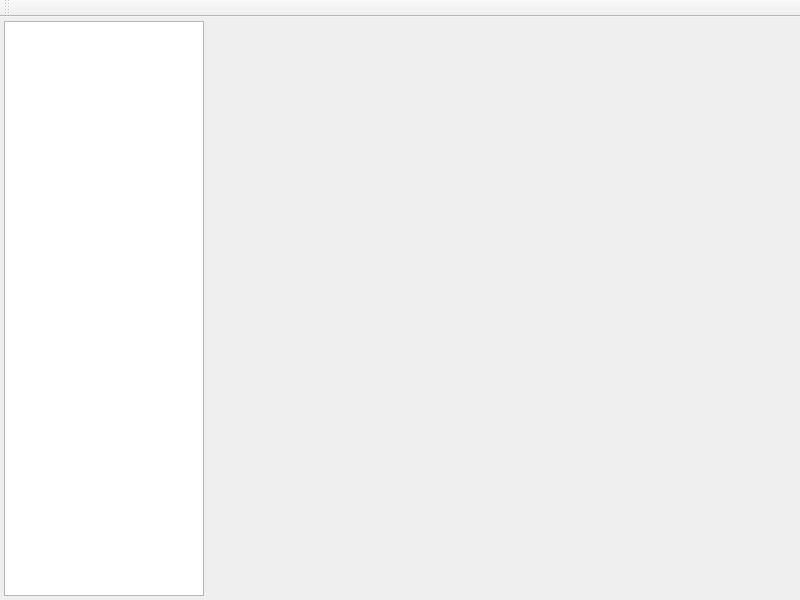
This is src/main/mainwindow.ui in Gris87/TInvestor as Qt 5 draws it before an edit. The edited form follows.
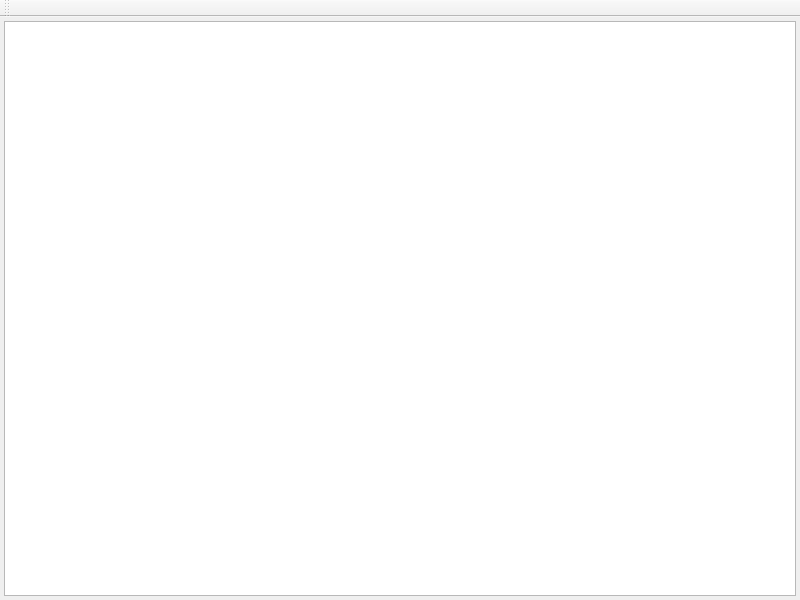
This is the edited form.

```diff
--- a/src/main/mainwindow.ui
+++ b/src/main/mainwindow.ui
@@ -14,7 +14,7 @@
    <string>MainWindow</string>
   </property>
   <widget class="QWidget" name="centralwidget">
-   <layout class="QHBoxLayout" name="horizontalLayout">
+   <layout class="QVBoxLayout" name="verticalLayout">
     <property name="spacing">
      <number>4</number>
     </property>
@@ -30,30 +30,36 @@
     <property name="bottomMargin">
      <number>4</number>
     </property>
-    <item>
-     <widget class="QListWidget" name="listWidget">
-      <property name="sizePolicy">
-       <sizepolicy hsizetype="Fixed" vsizetype="Expanding">
-        <horstretch>0</horstretch>
-        <verstretch>0</verstretch>
-       </sizepolicy>
-      </property>
-      <property name="maximumSize">
-       <size>
-        <width>200</width>
-        <height>16777215</height>
-       </size>
-      </property>
-     </widget>
-    </item>
     <item>
      <widget class="QStackedWidget" name="stackedWidget">
-      <property name="currentIndex">
-       <number>0</number>
-      </property>
-      <widget class="QWidget" name="page"/>
-      <widget class="QWidget" name="page_2"/>
-      <widget class="QWidget" name="page_3"/>
+      <widget class="QWidget" name="stocksPage">
+       <layout class="QHBoxLayout" name="horizontalLayout">
+        <property name="spacing">
+         <number>4</number>
+        </property>
+        <property name="leftMargin">
+         <number>0</number>
+        </property>
+        <property name="topMargin">
+         <number>0</number>
+        </property>
+        <property name="rightMargin">
+         <number>0</number>
+        </property>
+        <property name="bottomMargin">
+         <number>0</number>
+        </property>
+        <item>
+         <widget class="QListWidget" name="stocksListWidget">
+          <property name="editTriggers">
+           <set>QAbstractItemView::EditTrigger::NoEditTriggers</set>
+          </property>
+         </widget>
+        </item>
+       </layout>
+      </widget>
+      <widget class="QWidget" name="simulationPage"/>
+      <widget class="QWidget" name="autoPilotPage"/>
      </widget>
     </item>
    </layout>
```
Left out of the diff: 6 changed lines with no effect on the pictures.
